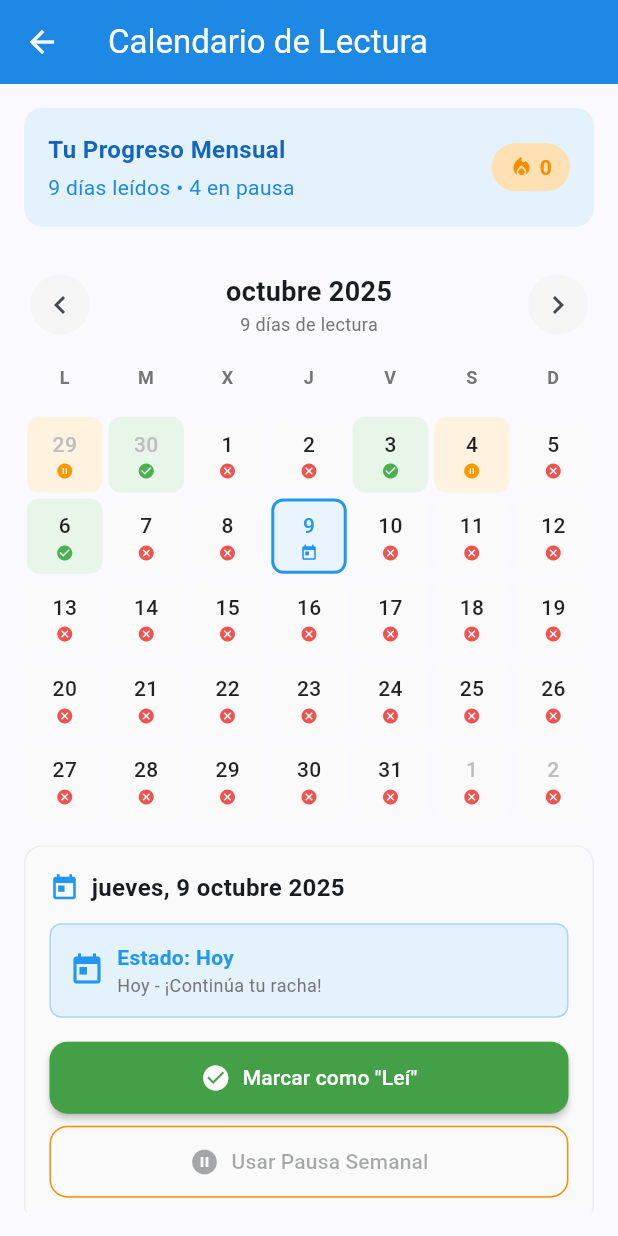
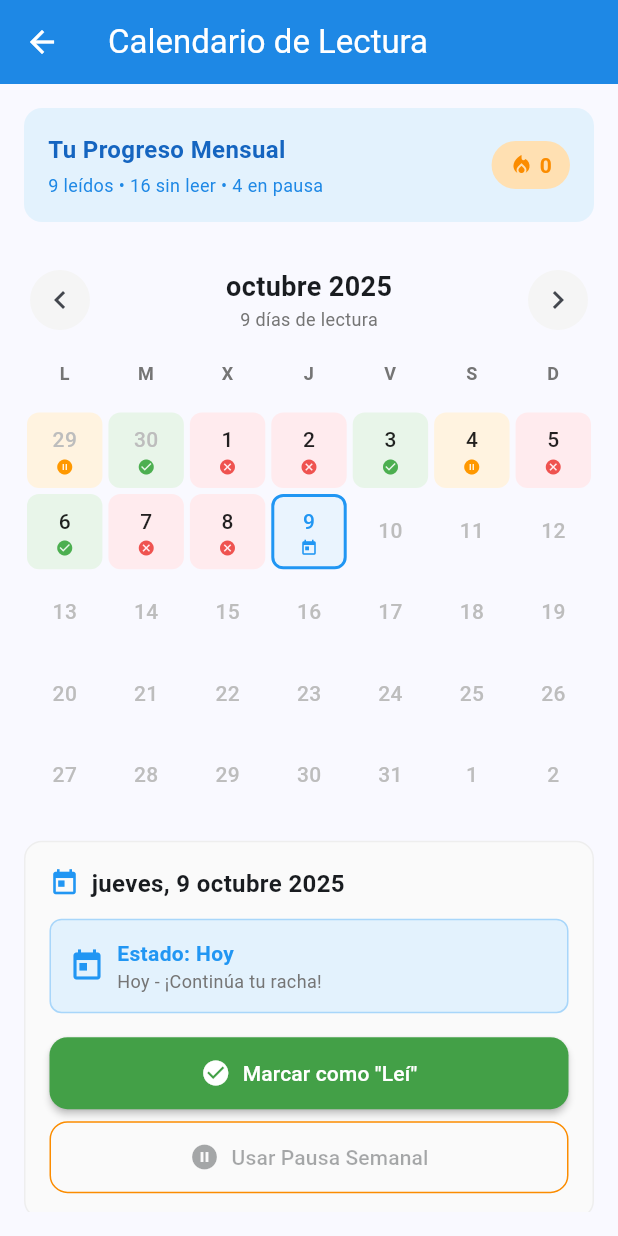
Before and after one commit to kevw2214/ReadHabit---mobil, a Flutter app: the CalendarScreen screen opened directly, on a phone screen of 412 x 824 dp. Run offline on Flutter 3.47's test engine with Material 3 defaults, Android fonts, the phone set to English and light mode, and no system bars; our stand-ins replace cloud_firestore, firebase_auth, firebase_core, shared_preferences; accounts and stored records are empty; Roboto replaces fonts that are missing (Poppins).

Commit message:
calendario nuevamente editado

```diff
--- a/readhabit/lib/screens/calendar_screen.dart
+++ b/readhabit/lib/screens/calendar_screen.dart
@@ -1,4 +1,4 @@
-// lib/screens/calendar_screen.dart - VERSIÓN MEJORADA CON ESTADOS
+// lib/screens/calendar_screen.dart - VERSIÓN CORREGIDA
 import 'package:flutter/material.dart';
 import 'package:provider/provider.dart';
 import 'package:intl/intl.dart';
@@ -12,9 +12,10 @@ import '../models/book.dart';
 // Enum para los estados de lectura
 enum ReadingStatus {
   read, // Leí - verde
-  notRead, // No leí - gris/rojo
+  notRead, // No leí - rojo (solo días pasados)
   paused, // En pausa - naranja
   today, // Hoy - azul
+  future, // Futuro - gris neutral
 }
 
 class CalendarScreen extends StatefulWidget {
@@ -50,14 +51,14 @@ class _CalendarScreenState extends State<CalendarScreen> {
   }
 
   void _loadReadingStatus() {
-    // Simular diferentes estados de lectura
     final today = DateTime.now();
 
+    // Solo cargar estados para días pasados y hoy
     for (int i = 0; i < 30; i++) {
       final date = today.subtract(Duration(days: i));
       final dateKey = _formatDateKey(date);
 
-      // Asignar estados de ejemplo
+      // Asignar estados de ejemplo solo para días pasados
       if (i == 0) {
         _dailyStatus[dateKey] = ReadingStatus.today; // Hoy
       } else if (i % 3 == 0) {
@@ -65,9 +66,12 @@ class _CalendarScreenState extends State<CalendarScreen> {
       } else if (i % 5 == 0) {
         _dailyStatus[dateKey] = ReadingStatus.paused; // En pausa
       } else {
-        _dailyStatus[dateKey] = ReadingStatus.notRead; // No leí
+        _dailyStatus[dateKey] =
+            ReadingStatus.notRead; // No leí (solo días pasados)
       }
     }
+
+    // Los días futuros no se cargan en _dailyStatus, por defecto serán "future"
   }
 
   String _formatDateKey(DateTime date) {
@@ -88,6 +92,16 @@ class _CalendarScreenState extends State<CalendarScreen> {
 
   ReadingStatus _getDayStatus(DateTime date) {
     final dateKey = _formatDateKey(date);
+    final now = DateTime.now();
+    final today = DateTime(now.year, now.month, now.day);
+    final currentDate = DateTime(date.year, date.month, date.day);
+
+    // Si es un día futuro, retornar estado "future"
+    if (currentDate.isAfter(today)) {
+      return ReadingStatus.future;
+    }
+
+    // Si no está en el mapa, es un día pasado sin registro = "notRead"
     return _dailyStatus[dateKey] ?? ReadingStatus.notRead;
   }
 
@@ -105,6 +119,20 @@ class _CalendarScreenState extends State<CalendarScreen> {
         date.day == _selectedDay!.day;
   }
 
+  bool _isPastDay(DateTime date) {
+    final now = DateTime.now();
+    final today = DateTime(now.year, now.month, now.day);
+    final currentDate = DateTime(date.year, date.month, date.day);
+    return currentDate.isBefore(today);
+  }
+
+  bool _isFutureDay(DateTime date) {
+    final now = DateTime.now();
+    final today = DateTime(now.year, now.month, now.day);
+    final currentDate = DateTime(date.year, date.month, date.day);
+    return currentDate.isAfter(today);
+  }
+
   Color _getStatusColor(ReadingStatus status) {
     switch (status) {
       case ReadingStatus.read:
@@ -115,6 +143,8 @@ class _CalendarScreenState extends State<CalendarScreen> {
         return Colors.orange.shade500;
       case ReadingStatus.today:
         return Colors.blue.shade500;
+      case ReadingStatus.future:
+        return Colors.grey.shade400;
     }
   }
 
@@ -123,11 +153,13 @@ class _CalendarScreenState extends State<CalendarScreen> {
       case ReadingStatus.read:
         return Colors.green.shade50;
       case ReadingStatus.notRead:
-        return Colors.grey.shade50;
+        return Colors.red.shade50;
       case ReadingStatus.paused:
         return Colors.orange.shade50;
       case ReadingStatus.today:
         return Colors.blue.shade50;
+      case ReadingStatus.future:
+        return Colors.transparent;
     }
   }
 
@@ -141,6 +173,8 @@ class _CalendarScreenState extends State<CalendarScreen> {
         return 'En pausa';
       case ReadingStatus.today:
         return 'Hoy';
+      case ReadingStatus.future:
+        return 'Próximo';
     }
   }
 
@@ -154,6 +188,8 @@ class _CalendarScreenState extends State<CalendarScreen> {
         return Icons.pause_circle;
       case ReadingStatus.today:
         return Icons.today;
+      case ReadingStatus.future:
+        return Icons.schedule;
     }
   }
 
@@ -225,11 +261,15 @@ class _CalendarScreenState extends State<CalendarScreen> {
           final pausedDays = _dailyStatus.values
               .where((status) => status == ReadingStatus.paused)
               .length;
+          final notReadDays = _dailyStatus.values
+              .where((status) => status == ReadingStatus.notRead)
+              .length;
 
           return Row(
             mainAxisAlignment: MainAxisAlignment.spaceBetween,
             children: [
-              Column(
+              Expanded(
+                child: Column(
                   crossAxisAlignment: CrossAxisAlignment.start,
                   children: [
                     Text(
@@ -242,10 +282,14 @@ class _CalendarScreenState extends State<CalendarScreen> {
                     ),
                     const SizedBox(height: 4),
                     Text(
-                    '$readDays días leídos • $pausedDays en pausa',
-                    style: TextStyle(fontSize: 14, color: Colors.blue.shade600),
+                      '$readDays leídos • $notReadDays sin leer • $pausedDays en pausa',
+                      style: TextStyle(
+                        fontSize: 12,
+                        color: Colors.blue.shade600,
+                      ),
                     ),
                   ],
+                ),
               ),
               Container(
                 padding: const EdgeInsets.symmetric(
@@ -364,6 +408,7 @@ class _CalendarScreenState extends State<CalendarScreen> {
         final status = _getDayStatus(day);
         final isToday = _isToday(day);
         final isSelected = _isSelected(day);
+        final isFuture = _isFutureDay(day);
 
         return GestureDetector(
           onTap: () => _onDaySelected(day),
@@ -386,12 +431,18 @@ class _CalendarScreenState extends State<CalendarScreen> {
                   style: TextStyle(
                     fontWeight: FontWeight.w500,
                     color: isCurrentMonth
-                        ? (isToday ? _getStatusColor(status) : Colors.black87)
+                        ? (isToday
+                              ? _getStatusColor(status)
+                              : (isFuture
+                                    ? Colors.grey.shade400
+                                    : Colors.black87))
                         : Colors.grey.shade400,
                     fontSize: 14,
                   ),
                 ),
                 const SizedBox(height: 2),
+                if (status !=
+                    ReadingStatus.future) // No mostrar icono en días futuros
                   Icon(
                     _getStatusIcon(status),
                     color: _getStatusColor(status),
@@ -410,6 +461,7 @@ class _CalendarScreenState extends State<CalendarScreen> {
 
     final status = _getDayStatus(_selectedDay!);
     final isToday = _isToday(_selectedDay!);
+    final isFuture = _isFutureDay(_selectedDay!);
 
     return Container(
       margin: const EdgeInsets.only(top: 16),
@@ -478,7 +530,8 @@ class _CalendarScreenState extends State<CalendarScreen> {
             ),
           ),
           const SizedBox(height: 16),
-          if (isToday) _buildTodayActions(),
+          if (isToday && !isFuture) _buildTodayActions(),
+          if (isFuture) _buildFutureDayMessage(),
         ],
       ),
     );
@@ -494,6 +547,8 @@ class _CalendarScreenState extends State<CalendarScreen> {
         return 'Usaste tu pausa semanal este día';
       case ReadingStatus.today:
         return 'Hoy - ¡Continúa tu racha!';
+      case ReadingStatus.future:
+        return 'Día futuro - ¡Prepárate para leer!';
     }
   }
 
@@ -581,7 +636,38 @@ class _CalendarScreenState extends State<CalendarScreen> {
     );
   }
 
+  Widget _buildFutureDayMessage() {
+    return Container(
+      padding: const EdgeInsets.all(12),
+      decoration: BoxDecoration(
+        color: Colors.blue.shade50,
+        borderRadius: BorderRadius.circular(8),
+        border: Border.all(color: Colors.blue.shade100),
+      ),
+      child: Row(
+        children: [
+          Icon(Icons.schedule, color: Colors.blue.shade600),
+          const SizedBox(width: 8),
+          Expanded(
+            child: Text(
+              'Este día aún no ha llegado. ¡Prepárate para mantener tu racha!',
+              style: TextStyle(
+                color: Colors.blue.shade800,
+                fontWeight: FontWeight.w500,
+              ),
+            ),
+          ),
+        ],
+      ),
+    );
+  }
+
   Widget _buildLegend() {
+    // Solo mostrar leyenda para estados activos, no para "future"
+    final activeStatuses = ReadingStatus.values
+        .where((status) => status != ReadingStatus.future)
+        .toList();
+
     return Container(
       margin: const EdgeInsets.only(top: 16),
       padding: const EdgeInsets.all(12),
@@ -603,7 +689,7 @@ class _CalendarScreenState extends State<CalendarScreen> {
           Wrap(
             spacing: 12,
             runSpacing: 8,
-            children: ReadingStatus.values.map((status) {
+            children: activeStatuses.map((status) {
               return Row(
                 mainAxisSize: MainAxisSize.min,
                 children: [
```
Lines whose indentation alone changed are shown as unchanged.
